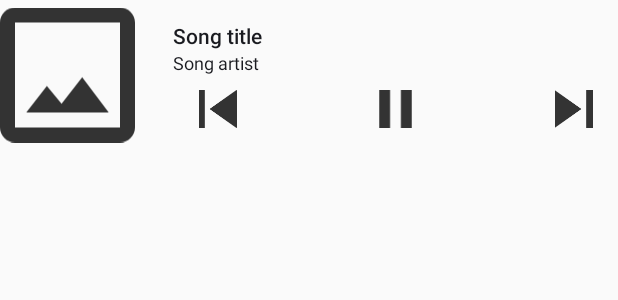
After one commit to PowiBunnary/Project-MusicPlayer-Android, an Android app: the layout custom_notification_expand.xml on its own in the app's theme, with its tools: preview values and no code run, on a phone screen of 412 x 824 dp. The commit adds this screen. Shown: the top 300 px of the screen. Run offline under Robolectric (Android 15) with nearby library versions, the phone set to English and light mode, and no system bars.

Commit message:
Add notification expand

```diff
--- a/app/src/main/java/com/example/powimusicplayer/MainActivity.java
+++ b/app/src/main/java/com/example/powimusicplayer/MainActivity.java
@@ -101,11 +101,20 @@ public class MainActivity extends AppCompatActivity implements View.OnClickListe
         view.setOnClickPendingIntent(R.id.notification_toggle, tIntent);
         view.setOnClickPendingIntent(R.id.notification_next, nIntent);
 
+        RemoteViews expandView = new RemoteViews(getPackageName(), R.layout.custom_notification_expand);
+        expandView.setTextViewText(R.id.notification_song_title_expand, songName);
+        expandView.setTextViewText(R.id.notification_song_artist_expand, songArtist);
+        expandView.setImageViewResource(R.id.notification_toggle_expand, toggleIconId);
+        expandView.setOnClickPendingIntent(R.id.notification_back_expand, pIntent);
+        expandView.setOnClickPendingIntent(R.id.notification_toggle_expand, tIntent);
+        expandView.setOnClickPendingIntent(R.id.notification_next_expand, nIntent);
+
         NotificationCompat.Builder builder = new NotificationCompat.Builder(this, CHANNEL_ID);
         musicNotification = builder
                             .setSmallIcon(R.drawable.logo)
+                            .setStyle(new NotificationCompat.DecoratedCustomViewStyle())
                             .setCustomContentView(view)
-                            .setStyle(new NotificationCompat.DecoratedCustomViewStyle())
+                            .setCustomBigContentView(expandView)
                             .setShowWhen(false)
                             .setOngoing(toggleIconId == R.drawable.ic_pause_button)
                             .build();
--- a/app/src/main/res/layout/activity_main.xml
+++ b/app/src/main/res/layout/activity_main.xml
@@ -1,7 +1,6 @@
 <?xml version="1.0" encoding="utf-8"?>
 <layout xmlns:android="http://schemas.android.com/apk/res/android"
     xmlns:tools="http://schemas.android.com/tools">
-
     <data>
         <import type="Helpers.Converter"/>
         <variable name="songModel" type="Binders.SongModel"/>
--- a/app/src/main/res/layout/custom_notification.xml
+++ b/app/src/main/res/layout/custom_notification.xml
@@ -1,7 +1,7 @@
 <?xml version="1.0" encoding="utf-8"?>
 <LinearLayout xmlns:android="http://schemas.android.com/apk/res/android"
     android:layout_width="match_parent"
-    android:layout_height="64dp"
+    android:layout_height="50dp"
     android:orientation="horizontal"
     android:gravity="clip_horizontal">
 
@@ -24,10 +24,10 @@
 
         <TextView
             android:id="@+id/notification_song_author"
-            style="@style/TextAppearance.Compat.Notification.Info"
             android:layout_width="match_parent"
             android:layout_height="wrap_content"
             android:singleLine="true"
+            style="@style/TextAppearance.Compat.Notification.Info"
             android:text="Song author" />
     </LinearLayout>
 
--- /dev/null
+++ b/app/src/main/res/layout/custom_notification_expand.xml
@@ -0,0 +1,77 @@
+<?xml version="1.0" encoding="utf-8"?>
+<RelativeLayout xmlns:android="http://schemas.android.com/apk/res/android"
+    android:layout_width="match_parent"
+    android:layout_height="100dp">
+
+    <ImageView
+        android:id="@+id/notification_albumArt"
+        android:layout_width="90dp"
+        android:layout_height="match_parent"
+        android:layout_marginEnd="10dp"
+        android:scaleType="fitCenter"
+        android:src="@drawable/ic_no_image" />
+
+    <RelativeLayout
+        android:layout_width="match_parent"
+        android:layout_height="match_parent"
+        android:layout_marginLeft="15dp"
+        android:layout_toEndOf="@+id/notification_albumArt"
+        android:layout_toRightOf="@+id/notification_albumArt"
+        android:gravity="center_vertical"
+        android:longClickable="false">
+
+        <TextView
+            android:id="@+id/notification_song_title_expand"
+            style="@style/TextAppearance.Compat.Notification.Title.Media"
+            android:layout_width="wrap_content"
+            android:layout_height="wrap_content"
+            android:singleLine="true"
+            android:text="Song title"
+            android:textSize="14sp" />
+
+        <TextView
+            android:id="@+id/notification_song_artist_expand"
+            style="@style/TextAppearance.Compat.Notification.Info.Media"
+            android:layout_width="wrap_content"
+            android:layout_height="wrap_content"
+            android:layout_below="@+id/notification_song_title_expand"
+            android:singleLine="true"
+            android:text="Song artist"
+            android:textSize="12sp" />
+
+        <LinearLayout
+            android:layout_width="match_parent"
+            android:layout_height="25dp"
+            android:layout_below="@+id/notification_song_artist_expand"
+            android:layout_marginTop="10dp"
+            android:orientation="horizontal">
+
+            <ImageButton
+                android:id="@+id/notification_back_expand"
+                android:layout_width="0dp"
+                android:layout_height="match_parent"
+                android:layout_weight="1"
+                android:background="@android:color/transparent"
+                android:scaleType="fitCenter"
+                android:src="@drawable/ic_back_button" />
+
+            <ImageButton
+                android:id="@+id/notification_toggle_expand"
+                android:layout_width="0dp"
+                android:layout_height="match_parent"
+                android:layout_weight="3"
+                android:background="@android:color/transparent"
+                android:scaleType="fitCenter"
+                android:src="@drawable/ic_pause_button" />
+
+            <ImageButton
+                android:id="@+id/notification_next_expand"
+                android:layout_width="0dp"
+                android:layout_height="match_parent"
+                android:layout_weight="1"
+                android:background="@android:color/transparent"
+                android:scaleType="fitCenter"
+                android:src="@drawable/ic_next_button" />
+        </LinearLayout>
+    </RelativeLayout>
+</RelativeLayout>
```
